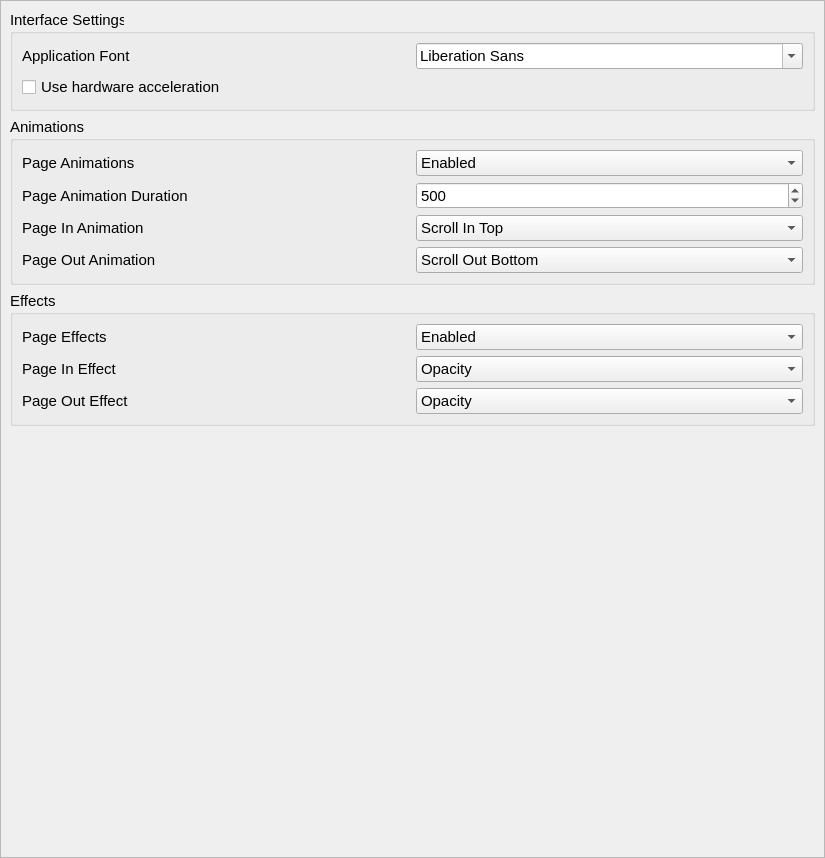
The window that pages/settings/system/systemsettingspage.ui (DigitalArtifex/Flo) describes before a commit, drawn with Qt 5.
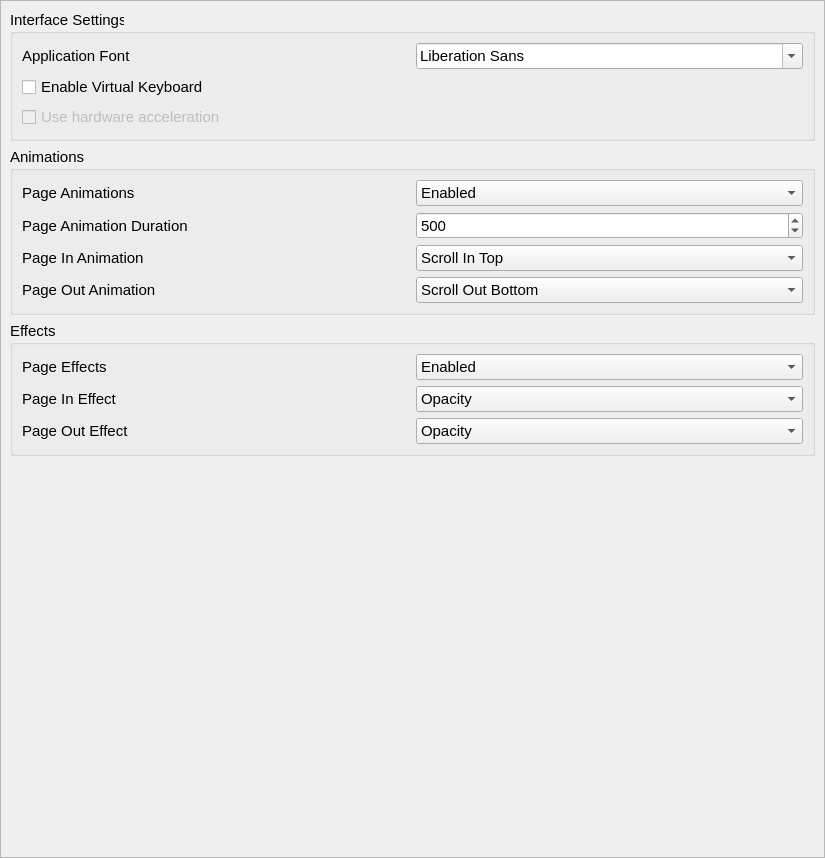
The same window after the commit.

Diff of the .ui file:
```diff
--- a/pages/settings/system/systemsettingspage.ui
+++ b/pages/settings/system/systemsettingspage.ui
@@ -42,7 +42,7 @@
        <rect>
         <x>0</x>
         <y>0</y>
-        <width>825</width>
+        <width>823</width>
         <height>856</height>
        </rect>
       </property>
@@ -68,13 +68,23 @@
             </property>
            </widget>
           </item>
-          <item row="1" column="0" colspan="2">
+          <item row="2" column="0" colspan="2">
            <widget class="QCheckBox" name="openGlCheckbox">
+            <property name="enabled">
+             <bool>false</bool>
+            </property>
             <property name="text">
              <string>Use hardware acceleration</string>
             </property>
            </widget>
           </item>
+          <item row="1" column="0" colspan="2">
+           <widget class="QCheckBox" name="virtualKeyboardCheckBox">
+            <property name="text">
+             <string>Enable Virtual Keyboard</string>
+            </property>
+           </widget>
+          </item>
          </layout>
         </widget>
        </item>
```
Left out of the diff: 4 changed lines with no effect on the pictures.
